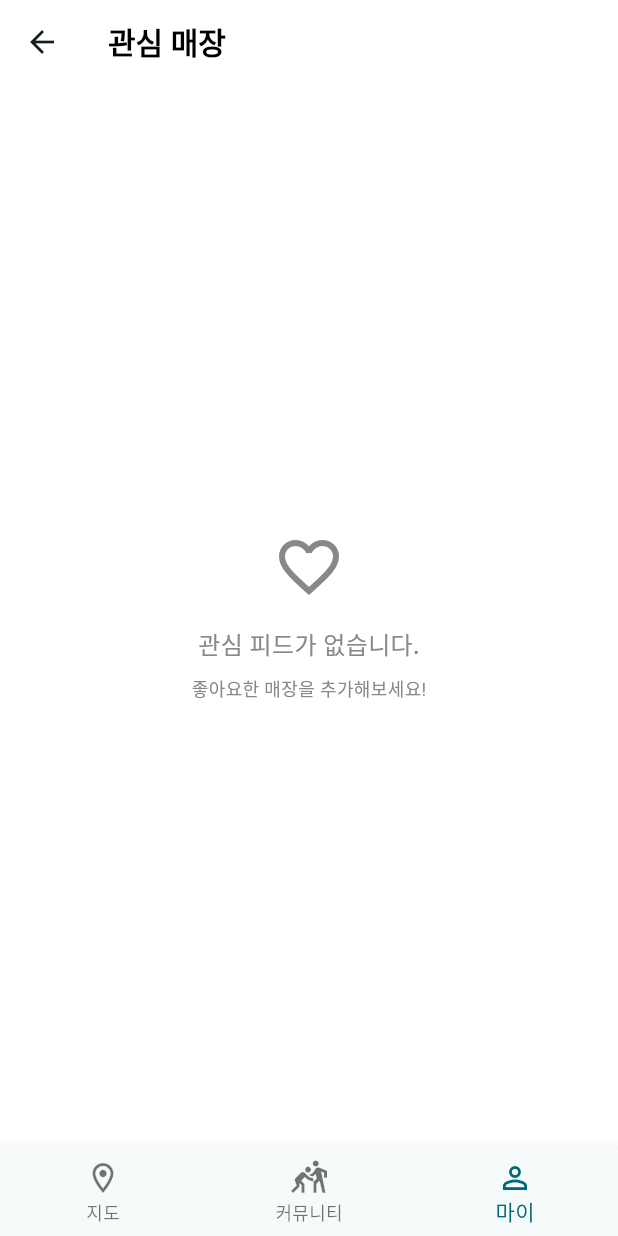
After one commit to hdachan/Modir_map_platform_front, a Flutter app: the MyPageScreen screen opened by its route, after a tap on "관심 매장", on a phone screen of 412 x 824 dp. The commit adds this screen. Run offline on Flutter 3.47's test engine with Material 3 defaults, Android fonts, the phone set to English and light mode, and no system bars; our stand-ins replace firebase_core, flutter_svg, go_router, image_picker, shared_preferences, supabase_flutter; accounts and stored records are empty; generated files the repository leaves out were written again; network calls fail; Roboto replaces fonts that are missing (Pretendard); project files that could hold a hidden picture were left out.

Commit message:
20250504 호스팅시 파일 추가 / 관심매장 화면 완

```diff
--- /dev/null
+++ b/devtools_options.yaml
@@ -0,0 +1,3 @@
+description: This file stores settings for Dart & Flutter DevTools.
+documentation: https://docs.flutter.dev/tools/devtools/extensions#configure-extension-enablement-states
+extensions:
--- a/lib/main.dart
+++ b/lib/main.dart
@@ -3,7 +3,7 @@ import 'package:flutter/material.dart';
 import 'package:supabase_flutter/supabase_flutter.dart';
 import 'package:provider/provider.dart';
 import 'cofing/SupabaseConfig.dart';
-import 'firebase_options.dart';
+import 'utils/firebase_options.dart';
 import 'mvvm/Mypage/viewmodels/ProfileViewModel.dart';
 import 'mvvm/Mypage/viewmodels/WithdrawalViewModel.dart';
 import 'utils/router.dart';
--- /dev/null
+++ b/lib/mvvm/Mypage/views/FavoriteStoresScreen.dart
@@ -0,0 +1,252 @@
+import 'package:flutter/material.dart';
+import 'package:go_router/go_router.dart';
+import 'package:provider/provider.dart';
+import '../../feed/models/feed.dart';
+import '../../feed/viewmodels/FeedViewModel.dart';
+
+class LikedFeedScreen extends StatefulWidget {
+  const LikedFeedScreen({super.key});
+
+  @override
+  State<LikedFeedScreen> createState() => _LikedFeedScreenState();
+}
+
+class _LikedFeedScreenState extends State<LikedFeedScreen> {
+  late Future<void> _likedFeedsFuture;
+
+  @override
+  void initState() {
+    super.initState();
+    final viewModel = Provider.of<FeedViewModel>(context, listen: false);
+    _likedFeedsFuture = viewModel.loadLikedFeeds();
+  }
+
+  @override
+  Widget build(BuildContext context) {
+    final viewModel = Provider.of<FeedViewModel>(context);
+
+    return Scaffold(
+      appBar: AppBar(
+        title: const Text("관심 매장"),
+        backgroundColor: Colors.white,
+        elevation: 0,
+        titleTextStyle: const TextStyle(
+          fontFamily: 'Pretendard',
+          fontSize: 20,
+          fontWeight: FontWeight.w600,
+          color: Colors.black,
+        ),
+      ),
+      body: FutureBuilder(
+        future: _likedFeedsFuture,
+        builder: (context, snapshot) {
+          if (snapshot.connectionState == ConnectionState.waiting) {
+            return const Center(child: CircularProgressIndicator());
+          }
+          if (snapshot.hasError) {
+            return Center(child: Text("오류 발생: ${snapshot.error}"));
+          }
+          if (viewModel.likedFeeds.isEmpty) {
+            return Center(
+              child: Container(
+                padding: const EdgeInsets.all(16),
+                child: Column(
+                  mainAxisSize: MainAxisSize.min,
+                  children: [
+                    const Icon(
+                      Icons.favorite_border,
+                      size: 48,
+                      color: Color(0xFF888888),
+                    ),
+                    const SizedBox(height: 16),
+                    const Text(
+                      "관심 피드가 없습니다.",
+                      style: TextStyle(
+                        fontSize: 16,
+                        fontFamily: 'Pretendard',
+                        color: Color(0xFF888888),
+                        fontWeight: FontWeight.w500,
+                      ),
+                    ),
+                    const SizedBox(height: 8),
+                    Text(
+                      "좋아요한 매장을 추가해보세요!",
+                      style: TextStyle(
+                        fontSize: 12,
+                        fontFamily: 'Pretendard',
+                        color: Color(0xFF888888),
+                        fontWeight: FontWeight.w400,
+                      ),
+                    ),
+                  ],
+                ),
+              ),
+            );
+          }
+          return ListView.builder(
+            itemCount: viewModel.likedFeeds.length,
+            itemBuilder: (context, index) {
+              final feed = viewModel.likedFeeds[index];
+              return _buildFeedCard(context, feed, viewModel);
+            },
+          );
+        },
+      ),
+      backgroundColor: Colors.white,
+    );
+  }
+
+  Widget _buildFeedCard(BuildContext context, Feed feed, FeedViewModel viewModel) {
+    return GestureDetector(
+      onTap: () async {
+        // 상세 데이터 로드
+        await viewModel.loadFeedDetail(feed.feedId);
+        if (viewModel.selectedFeed != null) {
+          context.go('/community/detail/${feed.feedId}');
+        } else {
+          ScaffoldMessenger.of(context).showSnackBar(
+            const SnackBar(content: Text("게시물을 불러오지 못했습니다.")),
+          );
+        }
+      },
+      child: Container(
+        height: 146,
+        margin: const EdgeInsets.symmetric(horizontal: 16, vertical: 8),
+        decoration: ShapeDecoration(
+          color: Colors.white,
+          shape: RoundedRectangleBorder(
+            side: const BorderSide(width: 1, color: Color(0xFFF6F6F6)),
+            borderRadius: BorderRadius.circular(8),
+          ),
+          shadows: [
+            BoxShadow(
+              color: Colors.grey.withOpacity(0.1),
+              spreadRadius: 1,
+              blurRadius: 4,
+              offset: const Offset(0, 2),
+            ),
+          ],
+        ),
+        padding: const EdgeInsets.symmetric(horizontal: 16, vertical: 12),
+        child: Column(
+          crossAxisAlignment: CrossAxisAlignment.start,
+          children: [
+            Row(
+              children: [
+                _buildCategoryLabel('관심 매장'),
+              ],
+            ),
+            Row(
+              children: [
+                Expanded(
+                  child: Column(
+                    crossAxisAlignment: CrossAxisAlignment.start,
+                    children: [
+                      Text(
+                        feed.title,
+                        style: const TextStyle(
+                          fontSize: 14,
+                          fontFamily: 'Pretendard',
+                          color: Colors.black,
+                          fontWeight: FontWeight.w500,
+                          height: 1.4,
+                        ),
+                      ),
+                      const SizedBox(height: 8),
+                      Row(
+                        children: [
+                          _buildInfoText(feed.username),
+                        ],
+                      ),
+                    ],
+                  ),
+                ),
+                const SizedBox(width: 8),
+                Container(
+                  width: 68,
+                  height: 68,
+                  decoration: BoxDecoration(
+                    borderRadius: BorderRadius.circular(4),
+                    image: const DecorationImage(
+                      image: AssetImage('assets/image/cat.png'),
+                      fit: BoxFit.cover,
+                    ),
+                  ),
+                ),
+              ],
+            ),
+            const Spacer(),
+            Row(
+              children: [
+                _buildIconText(Icons.favorite, '좋아요'),
+              ],
+            ),
+          ],
+        ),
+      ),
+    );
+  }
+
+  Widget _buildCategoryLabel(String text) {
+    return Container(
+      padding: const EdgeInsets.symmetric(horizontal: 4, vertical: 2),
+      margin: const EdgeInsets.only(right: 8),
+      decoration: BoxDecoration(
+        borderRadius: BorderRadius.circular(2),
+        color: const Color(0xFFE7E7E7),
+      ),
+      child: Text(
+        text,
+        style: const TextStyle(
+          fontSize: 8,
+          fontFamily: 'Pretendard',
+          color: Color(0xFF888888),
+          fontWeight: FontWeight.w500,
+          height: 1.2,
+        ),
+      ),
+    );
+  }
+
+  Widget _buildInfoText(String text) {
+    return Text(
+      text,
+      style: const TextStyle(
+        fontSize: 12,
+        fontFamily: 'Pretendard',
+        color: Color(0xFF888888),
+        fontWeight: FontWeight.w400,
+        height: 1.2,
+      ),
+    );
+  }
+
+  Widget _buildIconText(IconData icon, String text) {
+    return Container(
+      padding: const EdgeInsets.symmetric(vertical: 4),
+      margin: const EdgeInsets.only(right: 8),
+      child: Row(
+        mainAxisSize: MainAxisSize.min,
+        crossAxisAlignment: CrossAxisAlignment.center,
+        children: [
+          Icon(
+            icon,
+            color: const Color(0xFF888888),
+            size: 14,
+          ),
+          const SizedBox(width: 4),
+          Text(
+            text,
+            style: const TextStyle(
+              fontSize: 12,
+              fontFamily: 'Pretendard',
+              color: Color(0xFF888888),
+              fontWeight: FontWeight.w400,
+              height: 1.2,
+            ),
+          ),
+        ],
+      ),
+    );
+  }
+}
--- a/lib/mvvm/Mypage/views/Mypage.dart
+++ b/lib/mvvm/Mypage/views/Mypage.dart
@@ -2,6 +2,7 @@ import 'package:flutter/material.dart';
 import 'package:flutter_svg/svg.dart';
 import 'package:go_router/go_router.dart';
 import 'package:provider/provider.dart';
+import 'package:url_launcher/url_launcher.dart';
 
 import '../viewmodels/ProfileViewModel.dart';
 import '../widget/mypage_widget.dart';
@@ -144,14 +145,22 @@ class _stateMyPageScreen extends State<MyPageScreen>
                                                 ),
                                               ),
                                               Spacer(),
-                                              Container(
+                                              TextButton(
+                                                onPressed: () {
+                                                  // TODO: 버튼 클릭 시 동작
+                                                },
+                                                style: TextButton.styleFrom(
+                                                  padding: EdgeInsets.zero, // 내부 패딩 제거
+                                                  minimumSize: Size.zero, // 최소 사이즈 제거
+                                                ),
+                                                child: Container(
                                                   height: 28,
                                                   padding: const EdgeInsets.only(left: 12, right: 12, top: 4, bottom: 4),
                                                   decoration: ShapeDecoration(
                                                     color: const Color(0xFF888888),
                                                     shape: RoundedRectangleBorder(borderRadius: BorderRadius.circular(8)),
                                                   ),
-                                                child: Center(
+                                                  child: const Center(
                                                     child: Text(
                                                       '수정',
                                                       style: TextStyle(
@@ -165,6 +174,8 @@ class _stateMyPageScreen extends State<MyPageScreen>
                                                     ),
                                                   ),
                                                 ),
+                                              )
+
                                             ],
                                           ),
                                         ),
@@ -210,12 +221,19 @@ class _stateMyPageScreen extends State<MyPageScreen>
                       customButton(
                         '관심 매장',
                             () {
+                          context.go('/mypage/LikedFeed');
                         },
                       ),
                       middleText('문의'),
                       customButton(
                         '사장님들 입점 문의하기!',
                             () async {
+                          final Uri url = Uri.parse('https://forms.gle/hrkbBsHA5BphXiN77');
+                          if (await canLaunchUrl(url)) {
+                            await launchUrl(url, mode: LaunchMode.externalApplication);
+                          } else {
+                            print('Could not launch $url');
+                          }
                         },
                       ),
                       middleText('센터'),
@@ -227,6 +245,12 @@ class _stateMyPageScreen extends State<MyPageScreen>
                       customButton(
                         '1:1 문의하기',
                             () async {
+                          final Uri url = Uri.parse('https://forms.gle/RfZyztPDJKZX4hnt7');
+                          if (await canLaunchUrl(url)) {
+                            await launchUrl(url, mode: LaunchMode.externalApplication);
+                          } else {
+                            print('Could not launch $url');
+                          }
                         },
                       ),
                     ],
--- a/lib/mvvm/feed/services/FeedService.dart
+++ b/lib/mvvm/feed/services/FeedService.dart
@@ -203,4 +203,44 @@ class FeedRepository {
       throw Exception("좋아요 실패: ${response.statusCode}");
     }
   }
+
+  Future<List<Feed>> getMyLikedFeeds() async {
+    try {
+      final headers = await getAuthHeaders();
+      final response = await http.get(
+        Uri.parse("http://localhost:8080/api/like/my"),
+        headers: {'Authorization': headers['Authorization']!},
+      ).timeout(const Duration(seconds: 10));
+
+      print("Response status: ${response.statusCode}");
+      print("Response body: ${response.body}");
+
+      if (response.statusCode == 200) {
+        try {
+          // UTF-8 디코딩
+          final String responseBody = utf8.decode(response.bodyBytes);
+          final Map<String, dynamic> decodedJson = jsonDecode(responseBody);
+
+          // JSON 구조 검증
+          if (decodedJson.containsKey("resultData") && decodedJson["resultData"] is List) {
+            final List<dynamic> data = decodedJson["resultData"];
+            return data.map((json) => Feed.fromJson(json)).toList();
+          } else {
+            throw Exception(
+                "서버 응답 형식이 올바르지 않습니다: 'resultData' 필드를 찾을 수 없거나 리스트 타입이 아닙니다.");
+          }
+        } catch (e) {
+          print("JSON 처리 오류: $e");
+          throw Exception("서버 응답을 처리하는 중 오류가 발생했습니다.");
+        }
+      } else {
+        print("서버 오류: ${response.statusCode}, 본문: ${response.body}");
+        throw Exception("관심 피드 목록 불러오기 실패: ${response.statusCode}");
+      }
+    } catch (e) {
+      print("getMyLikedFeeds 에러: $e");
+      rethrow;
+    }
+  }
+
 }
--- a/lib/mvvm/feed/viewmodels/FeedViewModel.dart
+++ b/lib/mvvm/feed/viewmodels/FeedViewModel.dart
@@ -101,7 +101,39 @@ class FeedViewModel extends ChangeNotifier {
     }
   }
 
+  ///삭제
+  final _feedRepository = FeedRepository();
 
+  Future<void> deleteFeed(int feedId) async {
+    try {
+      await _feedRepository.deleteFeed(feedId); // ✅ 올바른 호출
+    } catch (e) {
+      throw Exception("뷰모델 삭제 실패: $e");
+    }
+  }
+
+  /// 등록
+  Future<void> postFeed(String title, String content, {List<String>? pics}) async {
+    try {
+      _isLoading = true;
+      notifyListeners();
+
+      print("🟡 게시글 등록 시도: title=$title, pics=$pics");
+      await repository.postFeed(title, content, pics: pics);
+      await fetchFeeds();
+      print("🟢 게시글 등록 성공: title=$title");
+    } catch (e) {
+      print("🔴 게시글 등록 실패: $e");
+      throw Exception("게시글 등록에 실패했습니다: $e");
+    } finally {
+      _isLoading = false;
+      notifyListeners();
+    }
+  }
+
+
+
+  /// 좋아요
   Future<void> toggleLike(int feedId) async {
     try {
       // 서버에서 좋아요 토글 결과 받아옴
@@ -146,35 +178,18 @@ class FeedViewModel extends ChangeNotifier {
   }
 
 
-  ///삭제
-  final _feedRepository = FeedRepository();
+  List<Feed> likedFeeds = [];
 
-  Future<void> deleteFeed(int feedId) async {
+  Future<void> loadLikedFeeds() async {
     try {
-      await _feedRepository.deleteFeed(feedId); // ✅ 올바른 호출
+      likedFeeds = await repository.getMyLikedFeeds(); // 직접 피드 데이터 가져오기
+      print("likedFeeds: ${likedFeeds.length}");
+      notifyListeners();
     } catch (e) {
-      throw Exception("뷰모델 삭제 실패: $e");
-    }
-  }
-
-  /// 등록
-  Future<void> postFeed(String title, String content, {List<String>? pics}) async {
-    try {
-      _isLoading = true;
-      notifyListeners();
-
-      print("🟡 게시글 등록 시도: title=$title, pics=$pics");
-      await repository.postFeed(title, content, pics: pics);
-      await fetchFeeds();
-      print("🟢 게시글 등록 성공: title=$title");
-    } catch (e) {
-      print("🔴 게시글 등록 실패: $e");
-      throw Exception("게시글 등록에 실패했습니다: $e");
-    } finally {
-      _isLoading = false;
-      notifyListeners();
+      print("관심 피드 불러오기 실패: $e");
     }
   }
 
 
+
 }
--- a/lib/utils/router.dart
+++ b/lib/utils/router.dart
@@ -7,6 +7,7 @@ import '../map_screen.dart';
 import '../mvvm/Auth/views/SignUpPage.dart';
 import '../mvvm/Auth/views/agree_screen.dart';
 import '../mvvm/Auth/views/auth_selection_screen.dart';
+import '../mvvm/Mypage/views/FavoriteStoresScreen.dart';
 import '../mvvm/Mypage/views/Mypage.dart';
 import '../mvvm/Mypage/views/SettingScreen.dart';
 import '../mvvm/Mypage/views/WithdrawalScreen.dart';
@@ -82,6 +83,10 @@ final GoRouter router = GoRouter(
                 ),
               ],
             ),
+            GoRoute(
+              path: 'LikedFeed',
+              pageBuilder: (context, state) => MaterialPage(child: LikedFeedScreen()),
+            ),
           ],
         ),
       ],
```
Also changed, not shown: 2 other files. Lines whose indentation alone changed are shown as unchanged.
